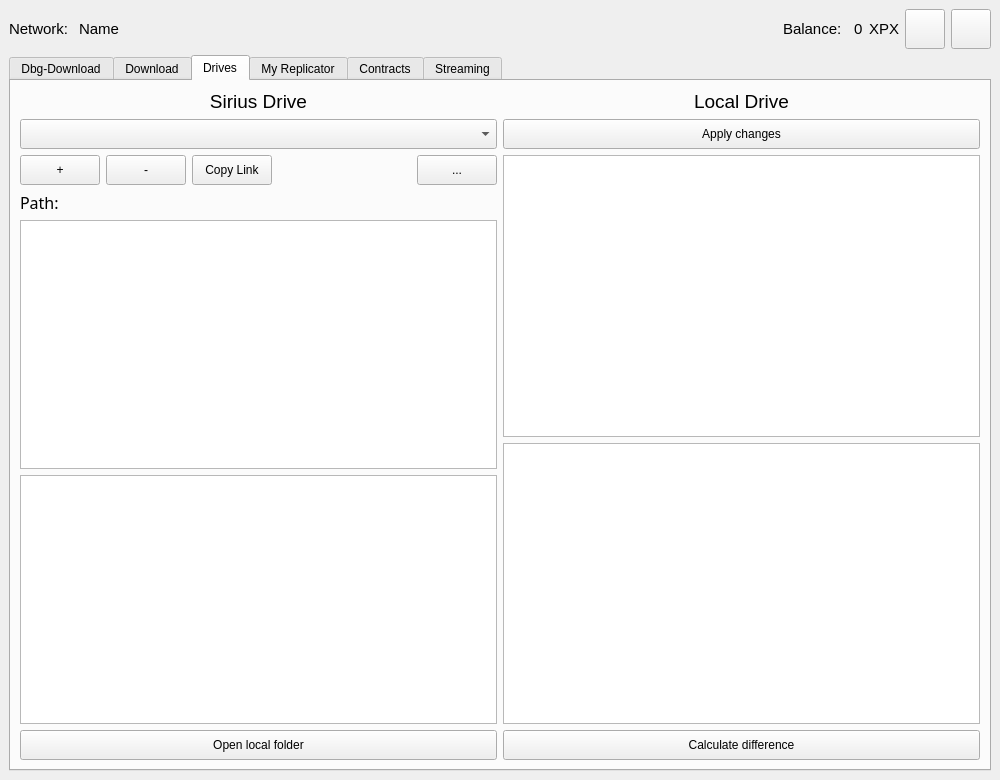
Qt form UserApp/mainwin.ui (proximax-storage/cpp-xpx-storage-user-app) before a commit.
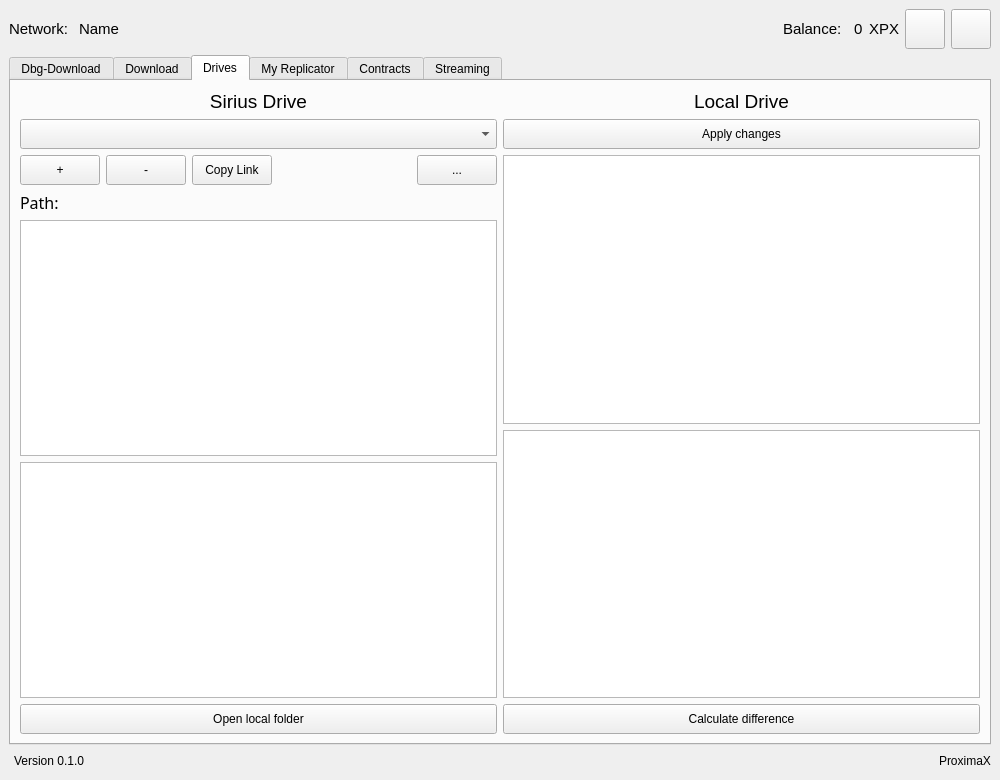
The same form after that commit.

Diff of the .ui file:
```diff
--- a/UserApp/mainwin.ui
+++ b/UserApp/mainwin.ui
@@ -2324,6 +2324,49 @@
       </widget>
      </widget>
     </item>
+    <item>
+     <layout class="QHBoxLayout" name="horizontalLayout_13">
+      <item>
+       <widget class="QLabel" name="m_appVersion">
+        <property name="text">
+         <string>Version 0.1.0</string>
+        </property>
+        <property name="margin">
+         <number>0</number>
+        </property>
+        <property name="indent">
+         <number>5</number>
+        </property>
+       </widget>
+      </item>
+      <item>
+       <spacer name="horizontalSpacer_22">
+        <property name="orientation">
+         <enum>Qt::Horizontal</enum>
+        </property>
+        <property name="sizeHint" stdset="0">
+         <size>
+          <width>40</width>
+          <height>20</height>
+         </size>
+        </property>
+       </spacer>
+      </item>
+      <item>
+       <widget class="QLabel" name="m_companyName">
+        <property name="text">
+         <string>ProximaX</string>
+        </property>
+        <property name="indent">
+         <number>-10</number>
+        </property>
+        <property name="openExternalLinks">
+         <bool>false</bool>
+        </property>
+       </widget>
+      </item>
+     </layout>
+    </item>
    </layout>
   </widget>
  </widget>
```
